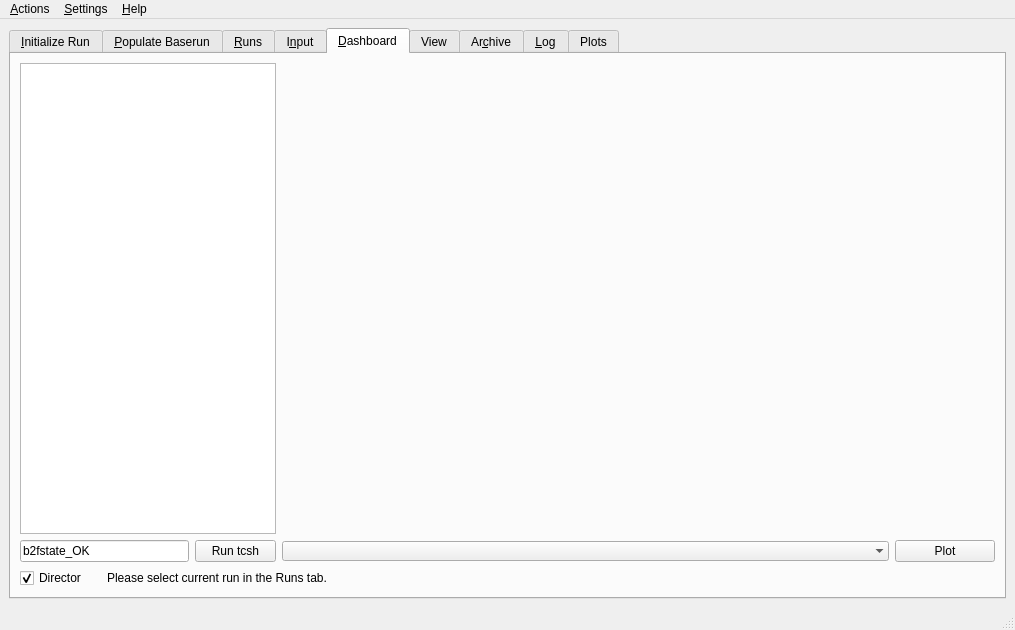
Qt form src/gui/solps.ui (LeCAD-PEG/SOLPS-GUI) before a commit.
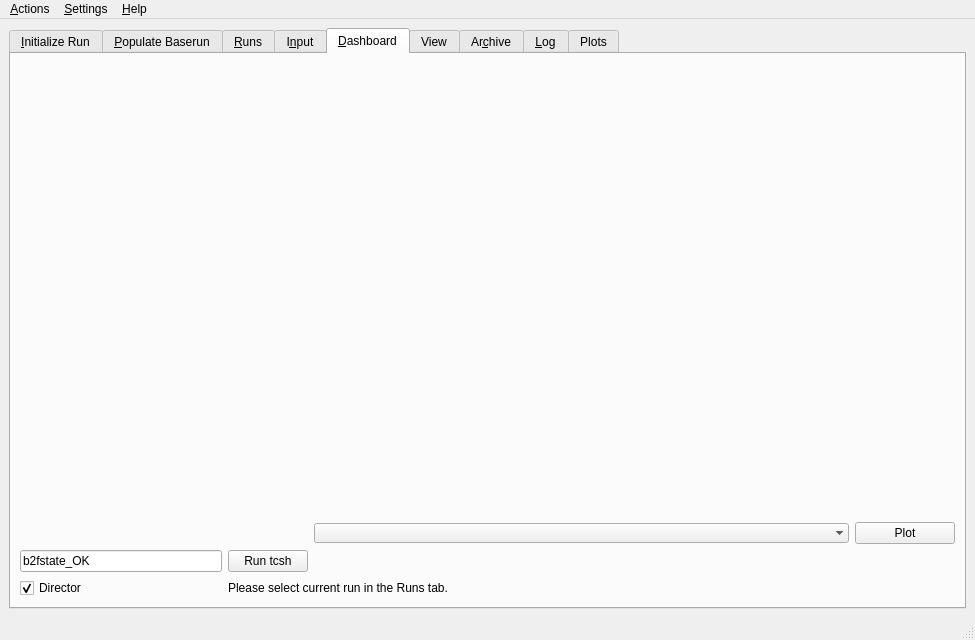
The same form after that commit. The open tabs and pages were chosen to show the change. Custom widgets are drawn as their Qt base class.

Commit message: Added base class akter. Semi-improved embedding of DivGeo in divgeo.py pyQt. Still needs to be tested.

The edit to the form file:
```diff
--- a/src/gui/solps.ui
+++ b/src/gui/solps.ui
@@ -10,8 +10,8 @@
    <rect>
     <x>0</x>
     <y>0</y>
-    <width>1015</width>
-    <height>630</height>
+    <width>975</width>
+    <height>640</height>
    </rect>
   </property>
   <property name="sizePolicy">
@@ -105,7 +105,7 @@
          </widget>
         </item>
         <item row="2" column="2">
-         <widget class="Tcsh" name="tcsh_sequence"/>
+         <widget class="TcshEdit" name="tcsh_sequence"/>
         </item>
         <item row="3" column="0" colspan="3">
          <widget class="QLabel" name="label_initialize_runs">
@@ -563,10 +563,20 @@
        <attribute name="title">
         <string>&amp;Dashboard</string>
        </attribute>
-       <layout class="QGridLayout" name="gridLayout_9">
-        <item row="0" column="3" rowspan="2">
-         <layout class="QGridLayout" name="gridLayout_10">
-          <item row="1" column="1">
+       <layout class="QGridLayout" name="gridLayout_10">
+        <item row="0" column="0" colspan="2">
+         <widget class="TcshEdit" name="tcsh">
+          <property name="sizePolicy">
+           <sizepolicy hsizetype="Fixed" vsizetype="Minimum">
+            <horstretch>0</horstretch>
+            <verstretch>0</verstretch>
+           </sizepolicy>
+          </property>
+         </widget>
+        </item>
+        <item row="0" column="2">
+         <layout class="QGridLayout" name="gridLayout_9">
+          <item row="1" column="0">
            <layout class="QHBoxLayout" name="horizontalLayout_2">
             <item>
              <widget class="SolpsPlots" name="solpsplots">
@@ -596,34 +606,47 @@
             </item>
            </layout>
           </item>
-          <item row="0" column="1">
+          <item row="0" column="0">
            <widget class="Gnuplot" name="gnuplot">
             <property name="sizePolicy">
-             <sizepolicy hsizetype="Expanding" vsizetype="Expanding">
+             <sizepolicy hsizetype="Preferred" vsizetype="Expanding">
               <horstretch>0</horstretch>
               <verstretch>0</verstretch>
              </sizepolicy>
             </property>
-            <property name="runDir" stdset="0">
-             <string>/home/ITER/kosl/solps-iter/runs/AUG_16151_D/run1</string>
-            </property>
-            <property name="solpsPlotCommand">
-             <string>energy_analysis</string>
-            </property>
-            <property name="numberOfRows" stdset="0">
-             <number>5</number>
-            </property>
            </widget>
           </item>
          </layout>
         </item>
-        <item row="2" column="1" colspan="3">
-         <widget class="QLabel" name="label_7">
+        <item row="1" column="0">
+         <widget class="QLineEdit" name="lineEdit">
+          <property name="sizePolicy">
+           <sizepolicy hsizetype="Minimum" vsizetype="Minimum">
+            <horstretch>0</horstretch>
+            <verstretch>0</verstretch>
+           </sizepolicy>
+          </property>
+          <property name="maximumSize">
+           <size>
+            <width>202</width>
+            <height>16777215</height>
+           </size>
+          </property>
           <property name="text">
-           <string>Please select current run in the Runs tab.</string>
+           <string>b2fstate_OK</string>
           </property>
-          <property name="wordWrap">
-           <bool>true</bool>
+         </widget>
+        </item>
+        <item row="1" column="1">
+         <widget class="QPushButton" name="pushButton_10">
+          <property name="sizePolicy">
+           <sizepolicy hsizetype="Maximum" vsizetype="Minimum">
+            <horstretch>0</horstretch>
+            <verstretch>0</verstretch>
+           </sizepolicy>
+          </property>
+          <property name="text">
+           <string>Run tcsh</string>
           </property>
          </widget>
         </item>
@@ -646,48 +669,22 @@
           </property>
          </widget>
         </item>
-        <item row="1" column="2">
-         <widget class="QPushButton" name="pushButton_10">
+        <item row="2" column="1" colspan="2">
+         <widget class="QLabel" name="label_7">
           <property name="text">
-           <string>Run tcsh</string>
+           <string>Please select current run in the Runs tab.</string>
           </property>
-         </widget>
-        </item>
-        <item row="0" column="0" colspan="3">
-         <widget class="Tcsh" name="tcsh">
-          <property name="maximumSize">
-           <size>
-            <width>300</width>
-            <height>16777215</height>
-           </size>
-          </property>
-          <property name="font">
-           <font>
-            <pointsize>7</pointsize>
-           </font>
-          </property>
-          <property name="tcshCommand">
-           <string>b2fstate_OK</string>
-          </property>
-          <property name="solpsTop" stdset="0">
-           <string/>
-          </property>
-         </widget>
-        </item>
-        <item row="1" column="0" colspan="2">
-         <widget class="QLineEdit" name="lineEdit">
-          <property name="maximumSize">
-           <size>
-            <width>202</width>
-            <height>16777215</height>
-           </size>
-          </property>
-          <property name="text">
-           <string>b2fstate_OK</string>
+          <property name="wordWrap">
+           <bool>true</bool>
           </property>
          </widget>
         </item>
        </layout>
+       <zorder>lineEdit</zorder>
+       <zorder>pushButton_10</zorder>
+       <zorder>director</zorder>
+       <zorder>label_7</zorder>
+       <zorder>tcsh</zorder>
       </widget>
       <widget class="QWidget" name="tab_3">
        <attribute name="title">
@@ -816,6 +813,13 @@
         <string>Plots</string>
        </attribute>
        <layout class="QGridLayout" name="gridLayout_11">
+        <item row="0" column="0" rowspan="2">
+         <widget class="B2plot" name="b2plot">
+          <property name="b2plotCommand">
+           <string>echo phys a4p ti te m/ surf | b2plot</string>
+          </property>
+         </widget>
+        </item>
         <item row="0" column="1">
          <widget class="Gnuplot" name="gnuplot_3">
           <property name="sizePolicy">
@@ -873,28 +877,10 @@
           </property>
          </widget>
         </item>
-        <item row="0" column="0" rowspan="2">
-         <widget class="B2plot" name="b2plot">
-          <property name="sizePolicy">
-           <sizepolicy hsizetype="Expanding" vsizetype="Expanding">
-            <horstretch>0</horstretch>
-            <verstretch>0</verstretch>
-           </sizepolicy>
-          </property>
-          <property name="minimumSize">
-           <size>
-            <width>100</width>
-            <height>180</height>
-           </size>
-          </property>
-          <property name="maximumSize">
-           <size>
-            <width>16777215</width>
-            <height>16777215</height>
-           </size>
-          </property>
-          <property name="b2plotCommand">
-           <string>echo phys a4p ti te m/ surf | b2plot</string>
+        <item row="1" column="2">
+         <widget class="Gnuplot" name="gnuplot_4">
+          <property name="solpsPlotCommand">
+           <string>rcxhireg_region</string>
           </property>
          </widget>
         </item>
@@ -911,13 +897,6 @@
           </property>
          </widget>
         </item>
-        <item row="1" column="2">
-         <widget class="Gnuplot" name="gnuplot_4">
-          <property name="solpsPlotCommand">
-           <string>rcxhireg_region</string>
-          </property>
-         </widget>
-        </item>
        </layout>
       </widget>
      </widget>
@@ -930,7 +909,7 @@
     <rect>
      <x>0</x>
      <y>0</y>
-     <width>1015</width>
+     <width>975</width>
      <height>20</height>
     </rect>
    </property>
@@ -990,7 +969,7 @@
  <customwidgets>
   <customwidget>
    <class>B2plot</class>
-   <extends>QLabel</extends>
+   <extends>QWidget</extends>
    <header>b2plot</header>
   </customwidget>
   <customwidget>
@@ -1021,8 +1000,8 @@
    <header>solpsplots</header>
   </customwidget>
   <customwidget>
-   <class>Tcsh</class>
-   <extends>QPlainTextEdit</extends>
+   <class>TcshEdit</class>
+   <extends>QWidget</extends>
    <header>tcsh</header>
   </customwidget>
  </customwidgets>
```
Left out of the diff: 526 changed lines with no effect on the pictures. The commit also changes 7 other files.
